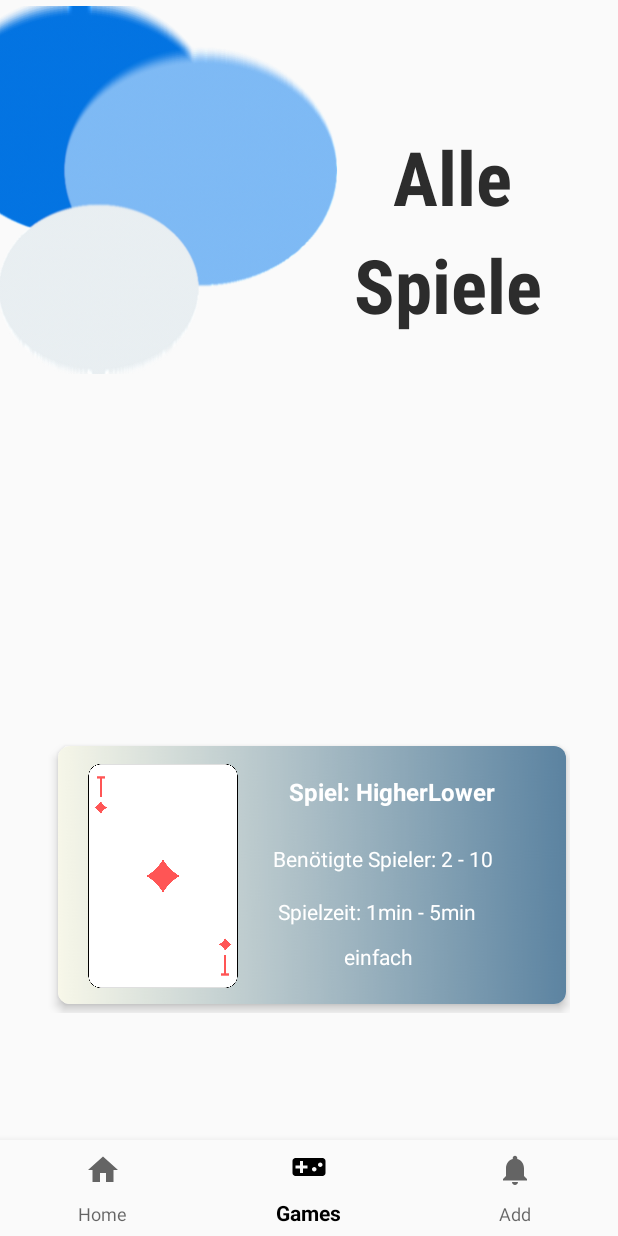
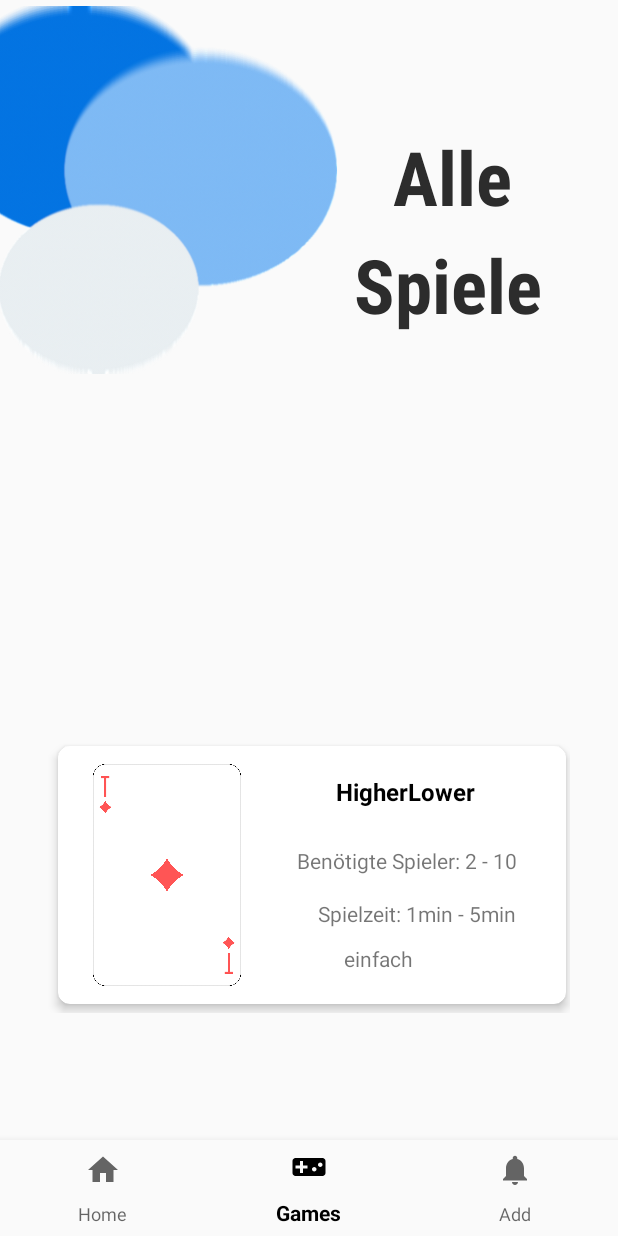
Before and after one commit to Hujary/Android, an Android app: the GamesFragment screen opened through its navigation route, on a phone screen of 412 x 824 dp. Run offline under Robolectric (Android 15) with nearby library versions, the phone set to English and light mode, and no system bars; our stand-ins replace navigation-ui.

Commit message:
last working Version without auto update after Change!

```diff
--- a/app/src/main/java/com/example/navigationsbar/Adapter/ArticleAdapter.java
+++ b/app/src/main/java/com/example/navigationsbar/Adapter/ArticleAdapter.java
@@ -135,7 +135,7 @@ public class ArticleAdapter extends RecyclerView.Adapter<ArticleAdapter.ArticleV
 
         public void bindArticle(Article article) {
             // Werte des aktuellen Artikels im Layout hinzufügen
-            titleTextView.setText("Spiel: " + article.getTitle());
+            titleTextView.setText(article.getTitle());
             playerNumberTextView.setText("Benötigte Spieler: " + article.getSpieleranzahlMin() + " - " + article.getSpieleranzahlMax());
             playTimeTextView.setText("Spielzeit: " + article.getSpieldauerMin() + "min - " + article.getSpieldauerMax() + "min");
             difficultyTextView.setText(article.getSchwierigkeitsgrad());
--- a/app/src/main/res/layout/item_article.xml
+++ b/app/src/main/res/layout/item_article.xml
@@ -18,13 +18,12 @@
 
         <androidx.constraintlayout.widget.ConstraintLayout
             android:layout_width="match_parent"
-            android:layout_height="match_parent"
-            android:background="@drawable/blue_background">
+            android:layout_height="match_parent">
 
             <ImageView
                 android:id="@+id/imageView2"
-                android:layout_width="108dp"
-                android:layout_height="149dp"
+                android:layout_width="113dp"
+                android:layout_height="148dp"
                 android:layout_marginStart="16dp"
                 android:layout_marginTop="12dp"
                 android:src="@drawable/herz_zwei"
@@ -33,12 +32,13 @@
 
             <TextView
                 android:id="@+id/titleTextView"
-                android:layout_width="171dp"
-                android:layout_height="42dp"
+                android:layout_width="172dp"
+                android:layout_height="43dp"
                 android:layout_marginTop="11dp"
                 android:layout_marginEnd="21dp"
                 android:padding="8dp"
-                android:textColor="@color/white"
+                android:textAlignment="center"
+                android:textColor="@color/black"
                 android:textSize="16sp"
                 android:textStyle="bold"
                 app:layout_constraintEnd_toEndOf="parent"
@@ -50,7 +50,7 @@
                 android:layout_height="31dp"
                 android:layout_marginTop="12dp"
                 android:layout_marginEnd="16dp"
-                android:textColor="@color/white"
+                android:textAlignment="center"
                 app:layout_constraintEnd_toEndOf="parent"
                 app:layout_constraintTop_toBottomOf="@+id/titleTextView" />
 
@@ -60,7 +60,7 @@
                 android:layout_height="26dp"
                 android:layout_marginTop="4dp"
                 android:layout_marginEnd="8dp"
-                android:textColor="@color/white"
+                android:textAlignment="center"
                 app:layout_constraintEnd_toEndOf="parent"
                 app:layout_constraintTop_toBottomOf="@+id/playerNumberTextView" />
 
@@ -70,7 +70,6 @@
                 android:layout_height="31dp"
                 android:layout_marginTop="4dp"
                 android:layout_marginEnd="52dp"
-                android:textColor="@color/white"
                 app:layout_constraintEnd_toEndOf="parent"
                 app:layout_constraintTop_toBottomOf="@+id/playTimeTextView" />
         </androidx.constraintlayout.widget.ConstraintLayout>
```
